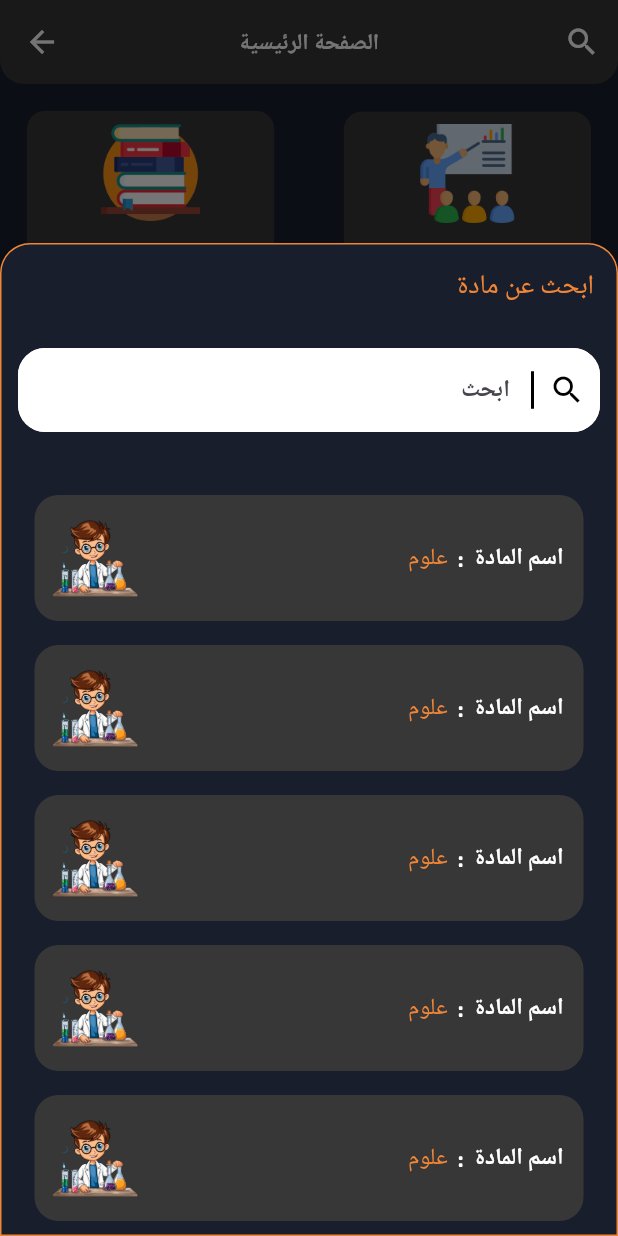
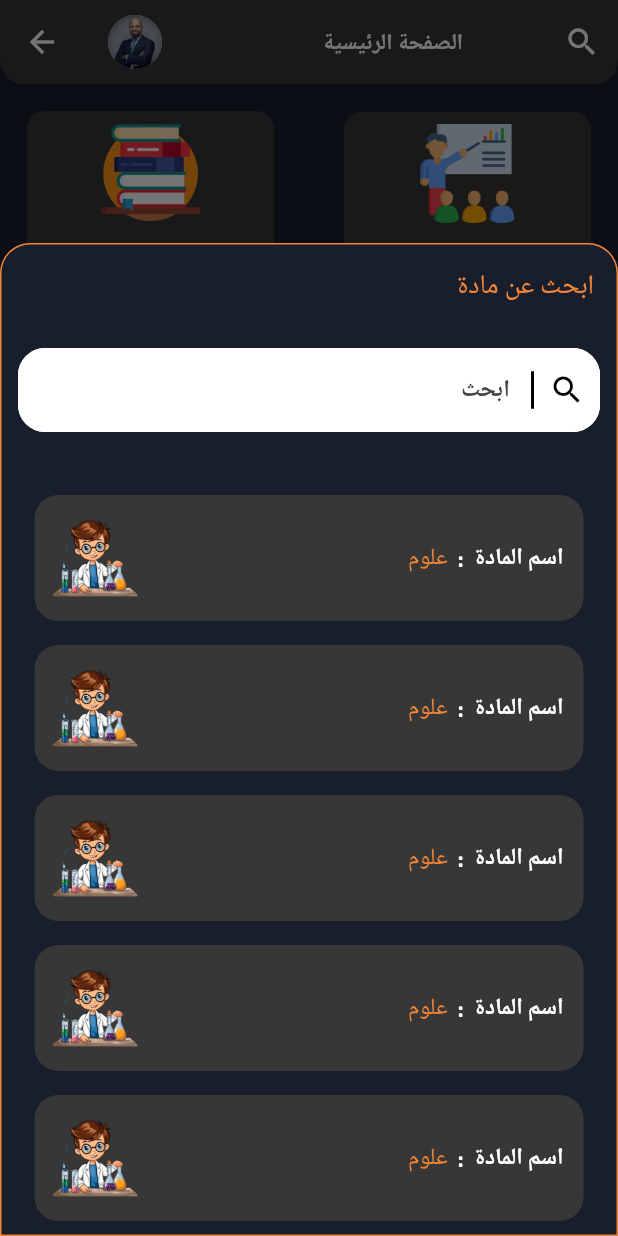
Before and after one commit to Taha12aas/userqueize, a Flutter app: the HomeView screen opened by its route, after a tap on the "search" icon, on a phone screen of 412 x 824 dp. Run offline on Flutter 3.47's test engine with Material 3 defaults, Android fonts, the phone set to English and light mode, and no system bars; missing offline and left inert: font_awesome_icon_class; project files that could hold a hidden picture were left out.

Commit message:
create mainAppBar

```diff
--- a/lib/Mobile/views/home_view.dart
+++ b/lib/Mobile/views/home_view.dart
@@ -3,6 +3,7 @@ import 'package:userqueize/Mobile/widgets/home_view/main_sections.dart';
 import 'package:userqueize/Mobile/widgets/teachers_view_and_subjects_view/list_view_card_subjects.dart';
 import 'package:userqueize/utils/custom_app_bar.dart';
 import 'package:userqueize/utils/font_style.dart';
+import 'package:userqueize/utils/main_app_bar.dart';
 
 class HomeView extends StatelessWidget {
   const HomeView({super.key});
@@ -10,7 +11,7 @@ class HomeView extends StatelessWidget {
   @override
   Widget build(BuildContext context) {
     return Scaffold(
-      appBar: customAppBar('الصفحة الرئيسية', context),
+      appBar: mainAppBar('الصفحة الرئيسية', context),
       body: const Padding(
         padding: EdgeInsets.all(18),
         child: Column(
--- a/lib/utils/custom_app_bar.dart
+++ b/lib/utils/main_app_bar.dart
@@ -1,9 +1,10 @@
 import 'package:flutter/material.dart';
+import 'package:userqueize/Mobile/views/teacher_profile_view.dart';
 import 'package:userqueize/Mobile/widgets/home_view/DropDownSearch/show_custom_drop_down_search.dart';
 import 'package:userqueize/utils/constants.dart';
 import 'package:userqueize/utils/font_style.dart';
 
-AppBar customAppBar(String title, BuildContext content) {
+AppBar mainAppBar(String title, BuildContext context) {
   return AppBar(
     centerTitle: true,
     shape: const RoundedRectangleBorder(
@@ -11,9 +12,24 @@ AppBar customAppBar(String title, BuildContext content) {
           bottomLeft: Radius.circular(16), bottomRight: Radius.circular(16)),
     ),
     backgroundColor: kAshenColor,
-    title: Text(
-      title,
-      style: FontStyleApp.textStylewite15.copyWith(fontWeight: FontWeight.w800),
+    title: Row(
+      children: [
+        InkWell(
+          onTap: () {
+            Navigator.pushNamed(context, TeacherProfileView.id);
+          },
+          child: const CircleAvatar(
+            radius: 18.0,
+            backgroundImage: AssetImage('assets/images/TeachersTaha.jpg'),
+          ),
+        ),
+        SizedBox(width: MediaQuery.sizeOf(context).width*.26,),
+        Text(
+          title,
+          style: FontStyleApp.textStylewite15
+              .copyWith(fontWeight: FontWeight.w800),
+        ),
+      ],
     ),
     iconTheme: const IconThemeData(
       color: Colors.white,
@@ -23,7 +39,7 @@ AppBar customAppBar(String title, BuildContext content) {
         tooltip: 'search',
         icon: const Icon(Icons.search, color: Colors.white),
         onPressed: () {
-          showCustomDropDownSearch(content);
+          showCustomDropDownSearch(context);
         },
       ),
     ],
--- a/lib/utils/show_snack_bar.dart
+++ b/lib/utils/show_snack_bar.dart
@@ -20,7 +20,7 @@ SnackBar showSnackBar(BuildContext context,String content) {
           width: 10,
         ),
         const CircleAvatar(
-          backgroundColor: Color.fromARGB(255, 166, 164, 164),
+          backgroundColor: Colors.white,
           child: Icon(
             Icons.check,
             color: kOrangeColor,
```
